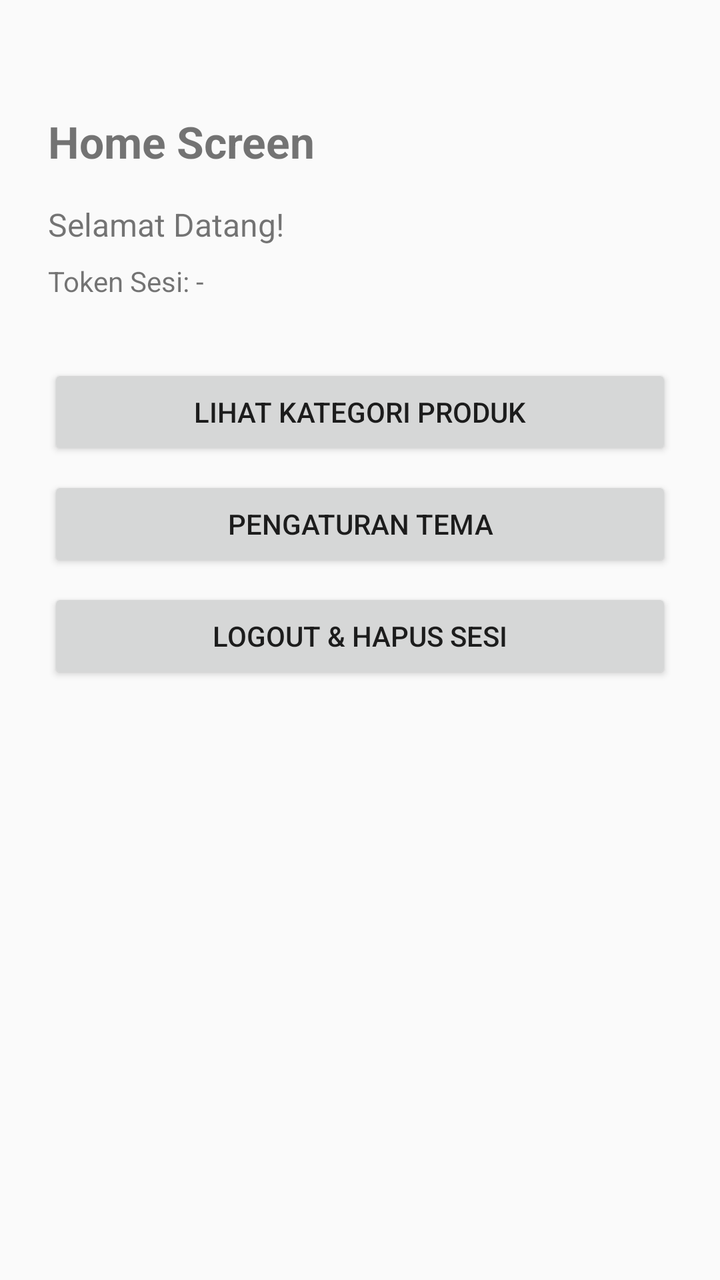
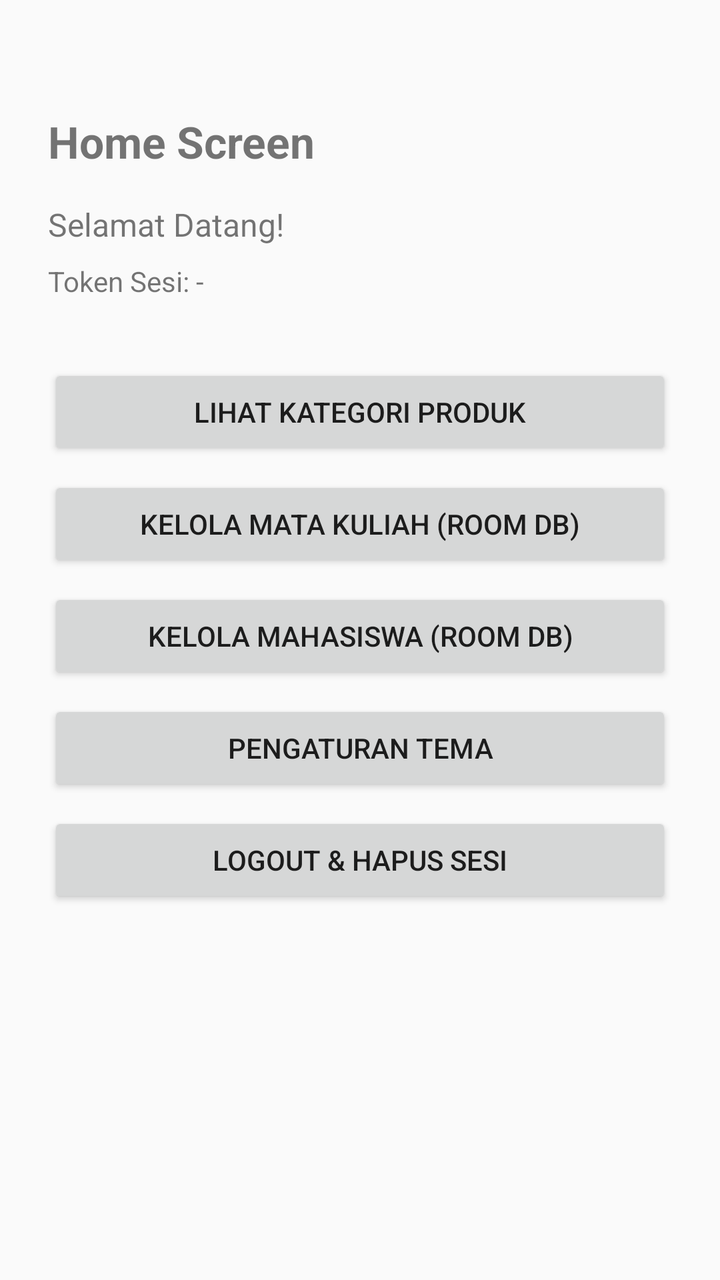

Two renders of the same Android screen: before a commit and after it. Below are the layout's source before the change and the commit's diff.
<!-- AndroidManifest.xml: application theme Theme.AppCompat.DayNight.NoActionBar -->
<!-- res/layout/activity_main.xml -->
<?xml version="1.0" encoding="utf-8"?>
<LinearLayout xmlns:android="http://schemas.android.com/apk/res/android"
    android:layout_width="match_parent"
    android:layout_height="match_parent"
    android:orientation="vertical"
    android:padding="24dp">

    <TextView
        android:layout_width="wrap_content"
        android:layout_height="wrap_content"
        android:text="Home Screen"
        android:textSize="22sp"
        android:textStyle="bold"
        android:layout_marginTop="32dp" />

    <TextView
        android:id="@+id/tvWelcome"
        android:layout_width="wrap_content"
        android:layout_height="wrap_content"
        android:text="Selamat Datang!"
        android:textSize="16sp"
        android:layout_marginTop="16dp" />

    <TextView
        android:id="@+id/tvToken"
        android:layout_width="wrap_content"
        android:layout_height="wrap_content"
        android:text="Token Sesi: -"
        android:textSize="14sp"
        android:layout_marginTop="8dp"
        android:layout_marginBottom="32dp" />

    <Button
        android:id="@+id/btnCategory"
        android:layout_width="match_parent"
        android:layout_height="wrap_content"
        android:text="Lihat Kategori Produk" />

    <Button
        android:id="@+id/btnSettings"
        android:layout_width="match_parent"
        android:layout_height="wrap_content"
        android:text="Pengaturan Tema"
        android:layout_marginTop="8dp" />

    <Button
        android:id="@+id/btnLogout"
        android:layout_width="match_parent"
        android:layout_height="wrap_content"
        android:text="Logout &amp; Hapus Sesi"
        android:layout_marginTop="8dp" />

</LinearLayout>
<!-- resources referenced by this layout -->
<resources>

</resources>

<!-- the commit's change to res/layout/activity_main.xml (unified diff, before → after) -->
@@ -37,6 +37,20 @@
         android:text="Lihat Kategori Produk" />
 
     <Button
+        android:id="@+id/btnMK"
+        android:layout_width="match_parent"
+        android:layout_height="wrap_content"
+        android:text="Kelola Mata Kuliah (Room DB)"
+        android:layout_marginTop="8dp" />
+
+    <Button
+        android:id="@+id/btnMahasiswa"
+        android:layout_width="match_parent"
+        android:layout_height="wrap_content"
+        android:text="Kelola Mahasiswa (Room DB)"
+        android:layout_marginTop="8dp" />
+
+    <Button
         android:id="@+id/btnSettings"
         android:layout_width="match_parent"
         android:layout_height="wrap_content"
